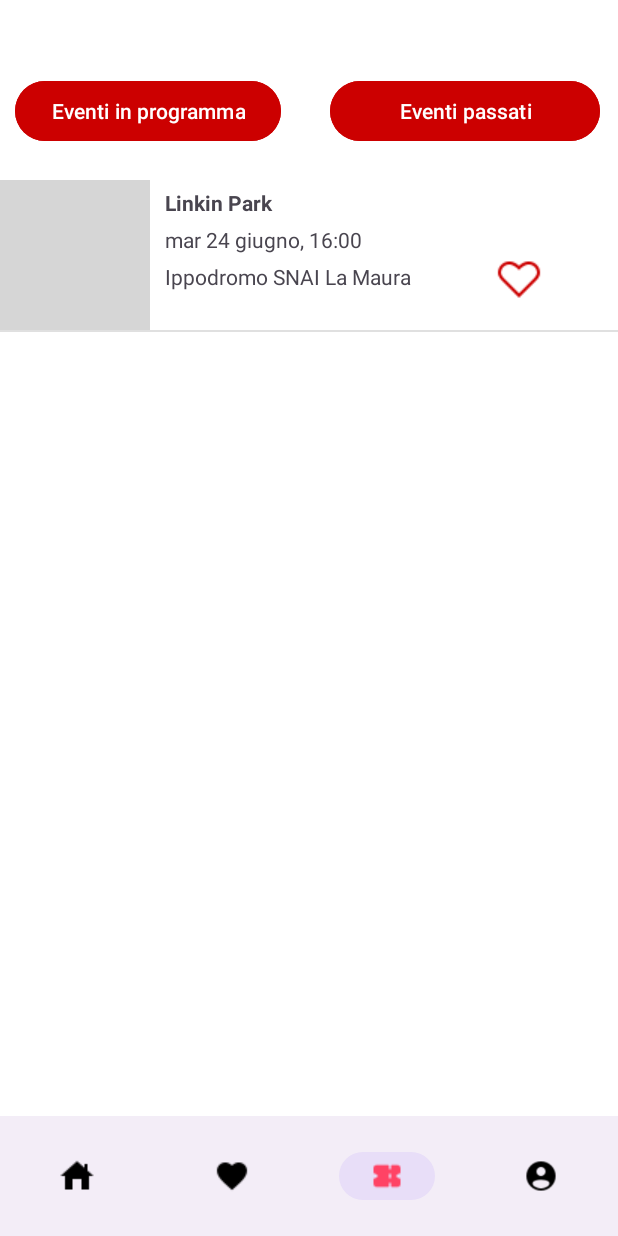
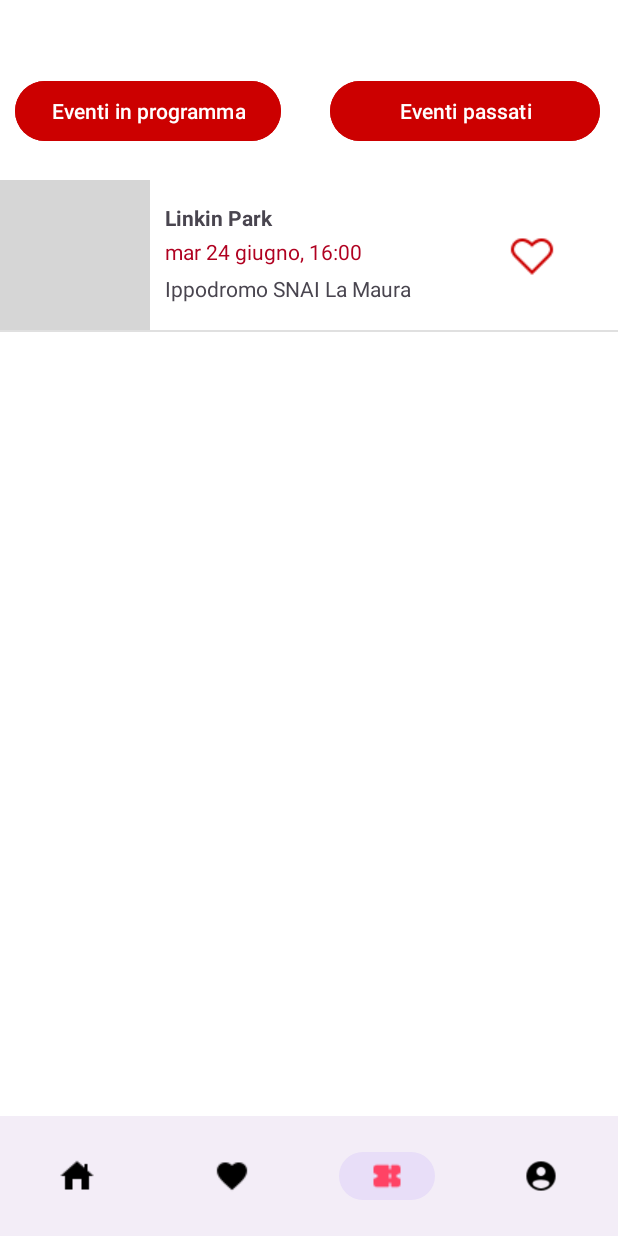
Before and after one commit to sanzaaaaaa/EventFinder, an Android app: the screen it shows after launch (MainActivity), item 3 of the bottom bar chosen, on a phone screen of 412 x 824 dp. Run offline under Robolectric (Android 15) with nearby library versions, the phone set to English and light mode, and no system bars; pictures from the network do not load; grey boxes are pictures that could not be loaded.

Commit message:
ho cambiato in relative layout xml della lista eventi

```diff
--- a/EventFinder/app/src/main/res/layout/lista_eventi.xml
+++ b/EventFinder/app/src/main/res/layout/lista_eventi.xml
@@ -10,17 +10,26 @@
         android:layout_width="100dp"
         android:layout_height="100dp" />
 
-    <LinearLayout
-        android:layout_width="wrap_content"
+    <RelativeLayout
+        android:layout_width="match_parent"
         android:layout_height="100dp"
         android:orientation="vertical">
+
+        <ImageButton
+            android:layout_width="29dp"
+            android:layout_height="29dp"
+            android:layout_marginLeft="240dp"
+            android:layout_marginTop="35dp"
+            android:src="@drawable/iconapreferitihome"
+            android:background="@android:color/transparent"
+             />
 
         <TextView
             android:id="@+id/eventiTitolo"
             android:layout_width="200dp"
             android:layout_height="wrap_content"
             android:layout_marginLeft="10dp"
-            android:layout_marginTop="5dp"
+            android:layout_marginTop="15dp"
             android:text="Titolo evento"
             android:textStyle="bold" />
 
@@ -29,27 +38,20 @@
             android:layout_width="200dp"
             android:layout_height="wrap_content"
             android:layout_marginLeft="10dp"
-            android:layout_marginTop="5dp"
-            android:text="giorno , ora" />
+            android:layout_below="@+id/eventiTitolo"
+            android:layout_marginTop="3dp"
+            android:text="giorno , ora"
+            android:textColor="@color/design_default_color_error" />
 
         <TextView
             android:id="@+id/eventiLuogo"
             android:layout_marginLeft="10dp"
             android:layout_marginTop="5dp"
+            android:layout_below="@+id/eventiData"
             android:layout_width="200dp"
             android:layout_height="wrap_content"
             android:text="luogo evento"/>
 
-    </LinearLayout>
-
-    <ImageButton
-        android:id="@+id/iconaPreferitiHome"
-        android:layout_width="wrap_content"
-        android:layout_height="30dp"
-        android:src="@drawable/iconapreferitihome"
-        android:background="@android:color/transparent"
-        android:layout_marginTop="50dp"
-        android:layout_marginLeft="20dp"/>
-
+    </RelativeLayout>
 
 </LinearLayout>
```
